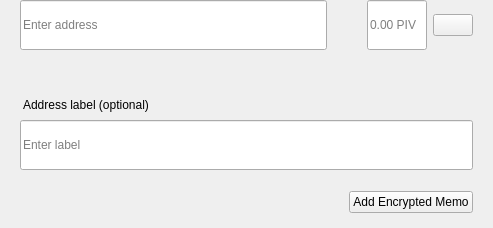
Before: the Qt Designer form src/qt/omegacoin/forms/sendmultirow.ui in Cobra-Technologies-GmbH/OmegaCoin, drawn with Qt 5.
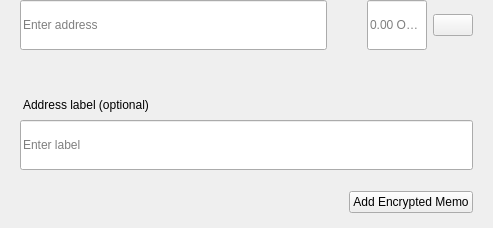
After: the same form once the commit is applied.

What changed in the file:
```diff
--- a/src/qt/omegacoin/forms/sendmultirow.ui
+++ b/src/qt/omegacoin/forms/sendmultirow.ui
@@ -198,7 +198,7 @@
            <set>Qt::AlignLeading|Qt::AlignLeft|Qt::AlignVCenter</set>
           </property>
           <property name="placeholderText">
-           <string notr="true">0.00 PIV</string>
+           <string notr="true">0.00 OMEGA</string>
           </property>
          </widget>
         </item>
```
